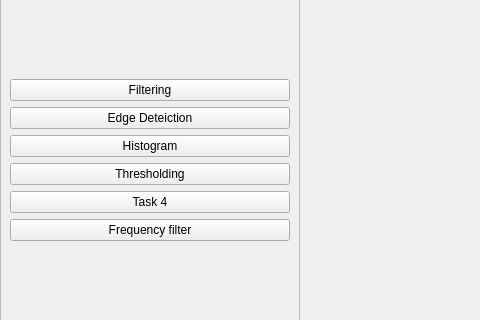
Above: Task1/UI/mainwindow.ui from SBME2025-ComputerVision/Task1_CV_CPP before the change; both pictures show x 0 to 480 and y 158 to 478 of the 1449 by 615 pixel window. Below: the same form after it.
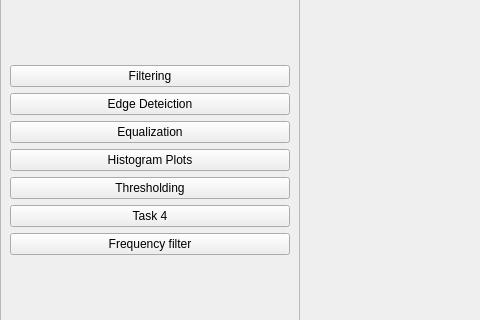
That is the form after the change.

Commit message:
Add Histogram / RGB plots Tab
 - updated commonpro

Patch:
```diff
--- a/Task1/UI/mainwindow.ui
+++ b/Task1/UI/mainwindow.ui
@@ -85,10 +85,17 @@
          </property>
         </widget>
        </item>
+       <item>
+        <widget class="QPushButton" name="equalizationBtn">
+         <property name="text">
+          <string>Equalization</string>
+         </property>
+        </widget>
+       </item>
        <item>
         <widget class="QPushButton" name="histogramsBtn">
          <property name="text">
-          <string>Histogram</string>
+          <string>Histogram Plots</string>
          </property>
         </widget>
        </item>
```
The commit also changes 3 other files.
